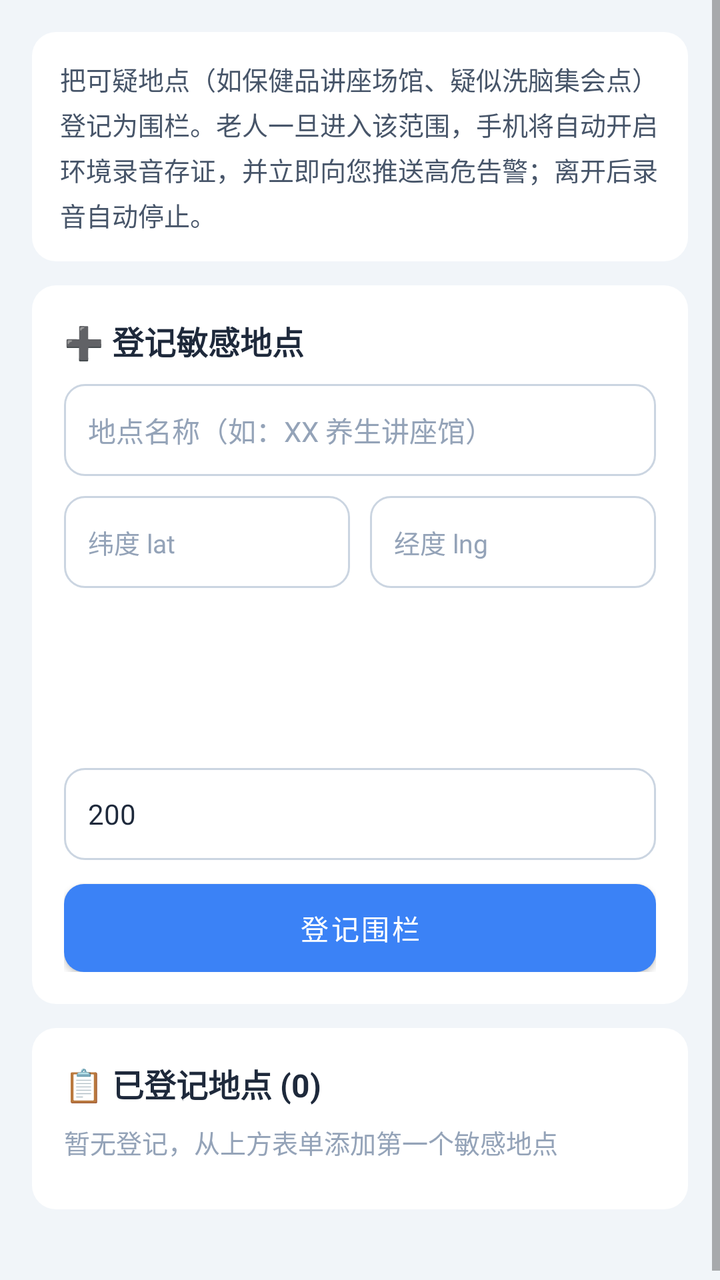
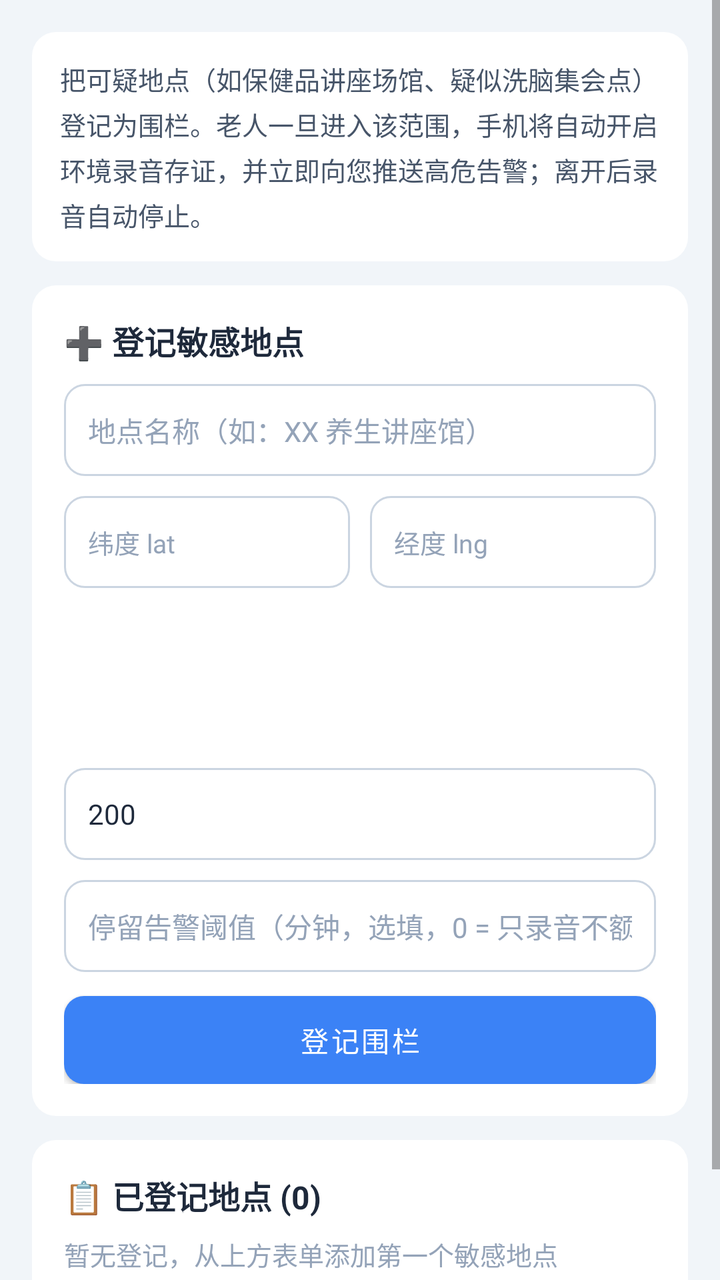

Two renders of the same Android screen: before a commit and after it. Below are the layout's source before the change and the commit's diff.
<!-- AndroidManifest.xml: application theme Theme.AntiFraudGuard -->
<!-- res/layout/activity_geofence_manage.xml -->
<?xml version="1.0" encoding="utf-8"?>
<ScrollView xmlns:android="http://schemas.android.com/apk/res/android"
    android:layout_width="match_parent"
    android:layout_height="match_parent"
    android:background="#F1F5F9">

    <LinearLayout
        android:layout_width="match_parent"
        android:layout_height="wrap_content"
        android:orientation="vertical"
        android:padding="16dp">

        
        <TextView
            android:layout_width="match_parent"
            android:layout_height="wrap_content"
            android:background="@drawable/bg_card"
            android:lineSpacingExtra="4dp"
            android:padding="14dp"
            android:text="把可疑地点（如保健品讲座场馆、疑似洗脑集会点）登记为围栏。老人一旦进入该范围，手机将自动开启环境录音存证，并立即向您推送高危告警；离开后录音自动停止。"
            android:textColor="#475569"
            android:textSize="13sp" />

        
        <LinearLayout
            android:layout_width="match_parent"
            android:layout_height="wrap_content"
            android:layout_marginTop="12dp"
            android:background="@drawable/bg_card"
            android:orientation="vertical"
            android:padding="16dp">

            <TextView
                android:layout_width="wrap_content"
                android:layout_height="wrap_content"
                android:text="➕ 登记敏感地点"
                android:textColor="#1E293B"
                android:textSize="16sp"
                android:textStyle="bold" />

            <EditText
                android:id="@+id/et_geofence_name"
                android:layout_width="match_parent"
                android:layout_height="46dp"
                android:layout_marginTop="10dp"
                android:background="@drawable/bg_input"
                android:hint="地点名称（如：XX 养生讲座馆）"
                android:inputType="text"
                android:maxLength="30"
                android:paddingHorizontal="12dp"
                android:textColor="#1E293B"
                android:textColorHint="#94A3B8"
                android:textSize="14sp" />

            <LinearLayout
                android:layout_width="match_parent"
                android:layout_height="wrap_content"
                android:layout_marginTop="10dp"
                android:orientation="horizontal">

                <EditText
                    android:id="@+id/et_geofence_lat"
                    android:layout_width="0dp"
                    android:layout_height="46dp"
                    android:layout_weight="1"
                    android:background="@drawable/bg_input"
                    android:hint="纬度 lat"
                    android:inputType="numberDecimal|numberSigned"
                    android:paddingHorizontal="12dp"
                    android:textColor="#1E293B"
                    android:textColorHint="#94A3B8"
                    android:textSize="13sp" />

                <EditText
                    android:id="@+id/et_geofence_lng"
                    android:layout_width="0dp"
                    android:layout_height="46dp"
                    android:layout_marginStart="10dp"
                    android:layout_weight="1"
                    android:background="@drawable/bg_input"
                    android:hint="经度 lng"
                    android:inputType="numberDecimal|numberSigned"
                    android:paddingHorizontal="12dp"
                    android:textColor="#1E293B"
                    android:textColorHint="#94A3B8"
                    android:textSize="13sp" />
            </LinearLayout>

            <Button
                android:id="@+id/btn_use_location"
                android:layout_width="0dp"
                android:layout_height="40dp"
                android:layout_marginEnd="8dp"
                android:layout_weight="1"
                android:background="@drawable/bg_input"
                android:text="📍 当前位置"
                android:textColor="#3B82F6"
                android:textSize="13sp" />

            <Button
                android:id="@+id/btn_pick_map"
                android:layout_width="0dp"
                android:layout_height="40dp"
                android:layout_weight="1"
                android:background="@drawable/bg_btn_primary"
                android:text="🗺️ 地图选点"
                android:textColor="#FFFFFF"
                android:textSize="13sp" />

            <EditText
                android:id="@+id/et_geofence_radius"
                android:layout_width="match_parent"
                android:layout_height="46dp"
                android:layout_marginTop="10dp"
                android:background="@drawable/bg_input"
                android:hint="触发半径（米），范围 50 ~ 2000，默认 200"
                android:inputType="number"
                android:paddingHorizontal="12dp"
                android:text="200"
                android:textColor="#1E293B"
                android:textColorHint="#94A3B8"
                android:textSize="14sp" />

            <Button
                android:id="@+id/btn_geofence_add"
                android:layout_width="match_parent"
                android:layout_height="44dp"
                android:layout_marginTop="12dp"
                android:background="@drawable/bg_btn_primary"
                android:text="登记围栏"
                android:textColor="#FFFFFF"
                android:textSize="14sp" />
        </LinearLayout>

        
        <LinearLayout
            android:layout_width="match_parent"
            android:layout_height="wrap_content"
            android:layout_marginTop="12dp"
            android:layout_marginBottom="24dp"
            android:background="@drawable/bg_card"
            android:orientation="vertical"
            android:padding="16dp">

            <TextView
                android:id="@+id/tv_geofence_count"
                android:layout_width="wrap_content"
                android:layout_height="wrap_content"
                android:text="📋 已登记地点 (0)"
                android:textColor="#1E293B"
                android:textSize="16sp"
                android:textStyle="bold" />

            <TextView
                android:id="@+id/tv_geofence_empty"
                android:layout_width="match_parent"
                android:layout_height="wrap_content"
                android:layout_marginTop="8dp"
                android:text="暂无登记，从上方表单添加第一个敏感地点"
                android:textColor="#94A3B8"
                android:textSize="13sp" />

            <LinearLayout
                android:id="@+id/ll_geofence_list"
                android:layout_width="match_parent"
                android:layout_height="wrap_content"
                android:layout_marginTop="8dp"
                android:orientation="vertical" />
        </LinearLayout>

    </LinearLayout>
</ScrollView>
<!-- resources referenced by this layout -->
<resources>
  <!-- drawable bg_btn_primary (drawable) -->
  <?xml version="1.0" encoding="utf-8"?>
  <shape xmlns:android="http://schemas.android.com/apk/res/android" android:shape="rectangle">
      <solid android:color="#3B82F6" />
      <corners android:radius="10dp" />
  </shape>
  <!-- drawable bg_card (drawable) -->
  <?xml version="1.0" encoding="utf-8"?>
  <shape xmlns:android="http://schemas.android.com/apk/res/android" android:shape="rectangle">
      <solid android:color="#FFFFFF" />
      <corners android:radius="12dp" />
  </shape>
  <!-- drawable bg_input (drawable) -->
  <?xml version="1.0" encoding="utf-8"?>
  <shape xmlns:android="http://schemas.android.com/apk/res/android" android:shape="rectangle">
      <solid android:color="#FFFFFF" />
      <corners android:radius="10dp" />
      <stroke android:width="1dp" android:color="#CBD5E1" />
  </shape>
  <style name="Theme.AntiFraudGuard" parent="Theme.MaterialComponents.DayNight.NoActionBar">
          
          <item name="colorPrimary">@color/blue_500</item>
          <item name="colorPrimaryVariant">@color/blue_700</item>
          <item name="colorOnPrimary">@color/white</item>
          
          <item name="colorSecondary">@color/emerald_500</item>
          <item name="colorSecondaryVariant">@color/emerald_700</item>
          <item name="colorOnSecondary">@color/white</item>
          
          <item name="android:statusBarColor">#0F172A</item>
          <item name="android:windowBackground">#0F172A</item>
      </style>
  <color name="blue_500">#3B82F6</color>
  <color name="blue_700">#1D4ED8</color>
  <color name="white">#FFFFFFFF</color>
  <color name="emerald_500">#10B981</color>
  <color name="emerald_700">#047857</color>
</resources>

<!-- the commit's change to res/layout/activity_geofence_manage.xml (unified diff, before → after) -->
@@ -121,6 +121,20 @@
                 android:textColorHint="#94A3B8"
                 android:textSize="14sp" />
 
+            
+            <EditText
+                android:id="@+id/et_geofence_dwell"
+                android:layout_width="match_parent"
+                android:layout_height="46dp"
+                android:layout_marginTop="10dp"
+                android:background="@drawable/bg_input"
+                android:hint="停留告警阈值（分钟，选填，0 = 只录音不额外告警）"
+                android:inputType="number"
+                android:paddingHorizontal="12dp"
+                android:textColor="#1E293B"
+                android:textColorHint="#94A3B8"
+                android:textSize="14sp" />
+
             <Button
                 android:id="@+id/btn_geofence_add"
                 android:layout_width="match_parent"
